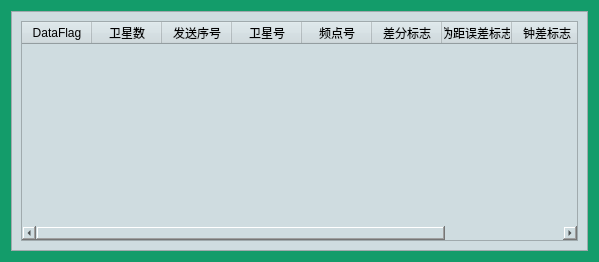
Before: the Qt Designer form terminal/TableView/c7373h.ui in shanlizi/QT_GF_Software, drawn with Qt 5.
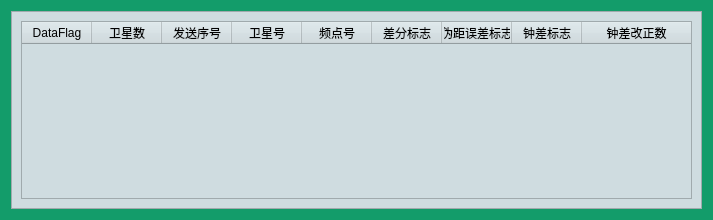
After: the same form once the commit is applied.

What changed in the file:
```diff
--- a/terminal/TableView/c7373h.ui
+++ b/terminal/TableView/c7373h.ui
@@ -6,8 +6,8 @@
    <rect>
     <x>0</x>
     <y>0</y>
-    <width>599</width>
-    <height>262</height>
+    <width>713</width>
+    <height>220</height>
    </rect>
   </property>
   <property name="windowTitle">
```
